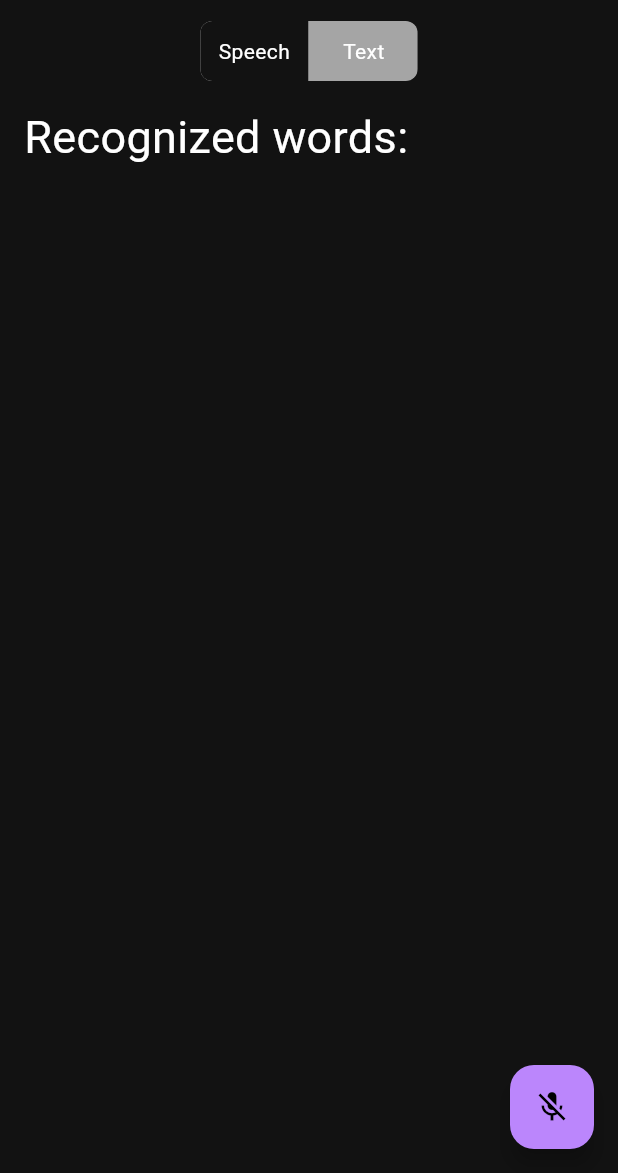
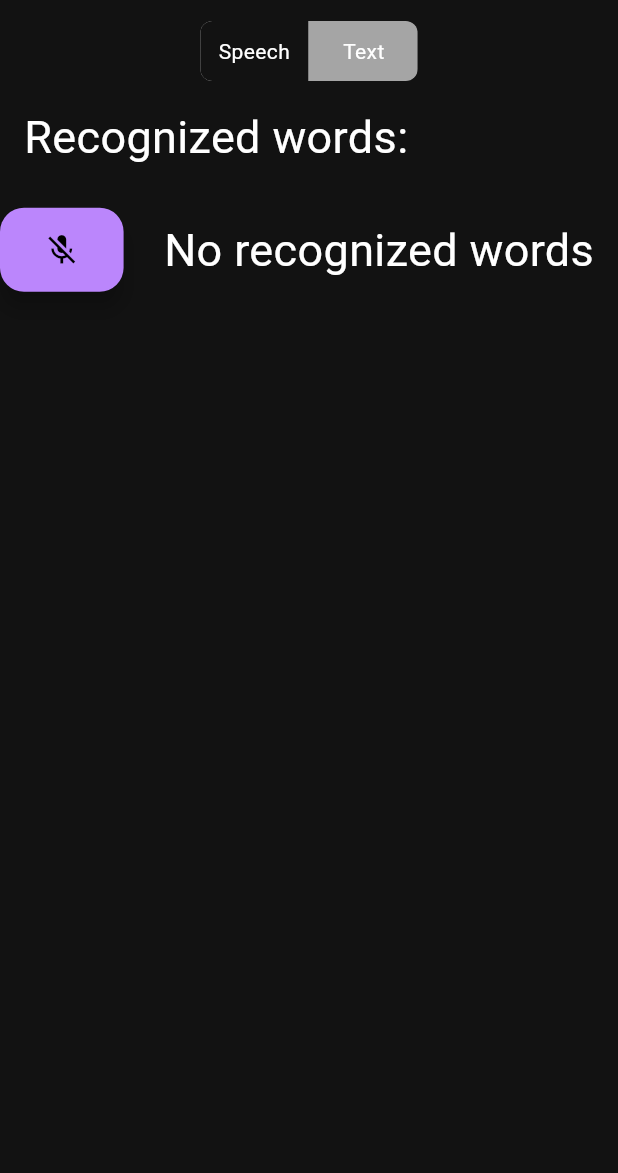
Before and after one commit to Coderz75/arabic_listener, a Flutter app: the screen it shows after launch, on a phone screen of 412 x 824 dp, the part 63-1236 px from its top. Run offline on Flutter 3.47's test engine with Material 3 defaults, Android fonts, the phone set to English and light mode, and no system bars; drawn by our look-alikes of toggle_switch; our stand-ins replace permission_handler, speech_to_text.

Commit message:
Move speech button to next to text

```diff
--- a/lib/classes/HomePage.dart
+++ b/lib/classes/HomePage.dart
@@ -1,10 +1,12 @@
+import 'dart:math';
+
 import 'package:flutter/material.dart';
 import 'package:speech_to_text/speech_recognition_result.dart';
 import 'package:speech_to_text/speech_to_text.dart';
 import 'package:permission_handler/permission_handler.dart';
 import 'package:toggle_switch/toggle_switch.dart';
 import '../classes/WordDefCard.dart';
-import '../services/speech.dart';
+import 'SpeechTextField.dart';
 import '../services/translate.dart';
 
 
@@ -92,6 +94,9 @@ class _HomePageState extends State<HomePage> {
         WordDefCard(word: word, def: def, root: root),
       );
     }
+    //double screenHeight = MediaQuery.of(context).size.height;
+    double screenWidth = MediaQuery.of(context).size.width;
+
     return Scaffold(
       appBar: AppBar(
         title: const Text('Arabic Listener'),
@@ -122,7 +127,24 @@ class _HomePageState extends State<HomePage> {
                     ),
                   ),
                 ),
-                inputType == 0 ? Speech(speechToText: _speechToText, input: _input, speechEnabled: _speechEnabled) :
+                inputType == 0 ?
+                    Row(
+                      children: [
+                        SizedBox(
+                          width: screenWidth * 0.2,
+                          child: FloatingActionButton(
+                            onPressed:
+                                // If not yet listening for speech start, otherwise stop
+                                _speechToText.isNotListening ? _startListening : _stopListening,
+                            tooltip: 'Listen',
+                            child: inputType == 0 ? Icon(_speechToText.isNotListening ? Icons.mic_off : Icons.mic) : const Placeholder(),
+                          ),
+                        ),
+                        const Spacer(),
+                        SpeechTextField(speechToText: _speechToText, input: _input, speechEnabled: _speechEnabled),
+                      ],
+                    )
+                  :
                   TextField(
                     decoration:const InputDecoration(
                       border: OutlineInputBorder(),
@@ -150,13 +172,6 @@ class _HomePageState extends State<HomePage> {
           ],
         ),
       ),
-      floatingActionButton: FloatingActionButton(
-        onPressed:
-            // If not yet listening for speech start, otherwise stop
-            _speechToText.isNotListening ? _startListening : _stopListening,
-        tooltip: 'Listen',
-        child: inputType == 0 ? Icon(_speechToText.isNotListening ? Icons.mic_off : Icons.mic) : const Placeholder(),
-      ) ,
     );
   }
 }
--- a/lib/services/speech.dart
+++ b/lib/classes/SpeechTextField.dart
@@ -1,8 +1,8 @@
 import 'package:flutter/material.dart';
 import 'package:speech_to_text/speech_to_text.dart';
 
-class Speech extends StatelessWidget {
-  const Speech({
+class SpeechTextField extends StatelessWidget {
+  const SpeechTextField({
     super.key,
     required SpeechToText speechToText,
     required String input,
@@ -31,7 +31,7 @@ class Speech extends StatelessWidget {
                 // recognition is not yet ready or not supported on
                 // the target device
                 : _speechEnabled
-                    ? _input
+                    ? _input != "" ? _input: "No recognized words"
                     : 'Speech not available',
           ),
       ),
```
Lines whose indentation alone changed are shown as unchanged.
